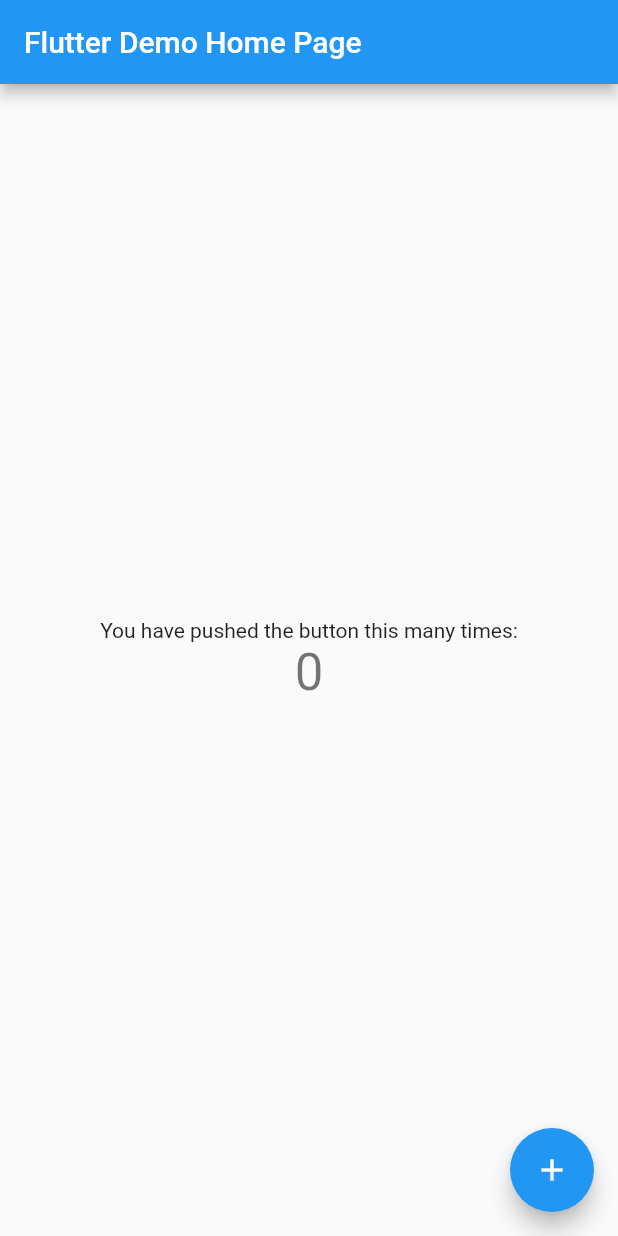
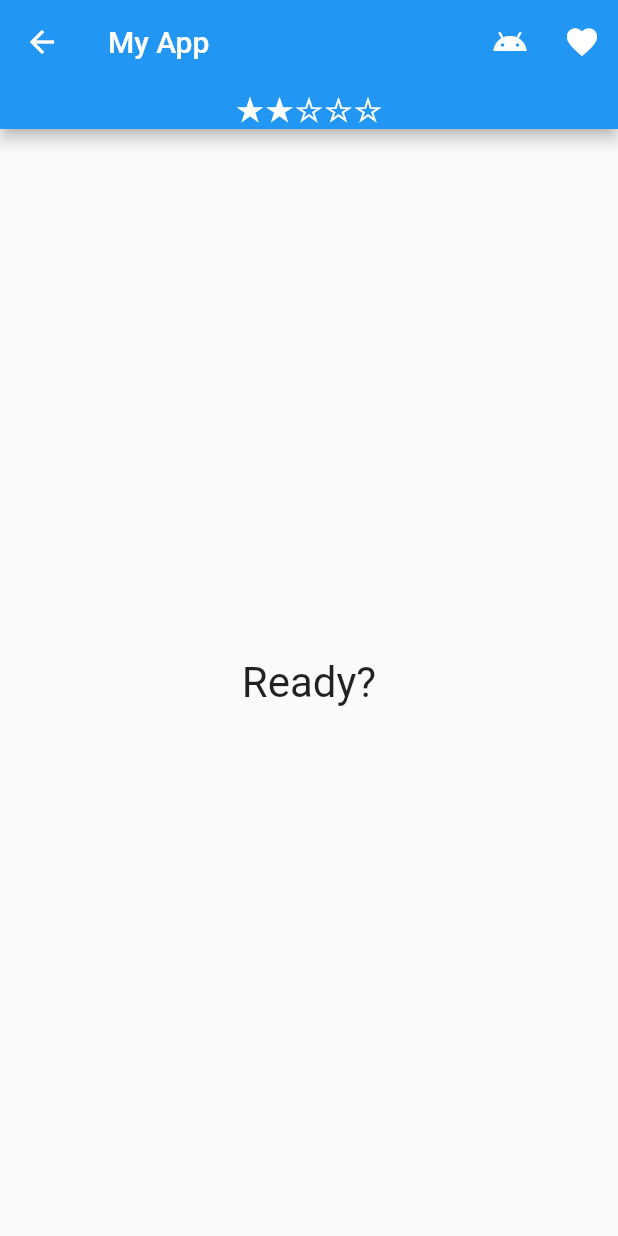
Before and after one commit to TomokiIchi/chapter5, a Flutter app: the screen it shows after launch, on a phone screen of 412 x 824 dp. Run offline on Flutter 3.47's test engine with Material 2 defaults, Android fonts, the phone set to English and light mode, and no system bars.

Commit message:
app bar custormize

```diff
--- a/lib/main.dart
+++ b/lib/main.dart
@@ -1,113 +1,105 @@
 import 'package:flutter/material.dart';
 
 void main() {
-  runApp(MyApp());
+  runApp(new MyApp());
 }
 
 class MyApp extends StatelessWidget {
-  // This widget is the root of your application.
   @override
   Widget build(BuildContext context) {
-    return MaterialApp(
-      title: 'Flutter Demo',
-      theme: ThemeData(
-        // This is the theme of your application.
-        //
-        // Try running your application with "flutter run". You'll see the
-        // application has a blue toolbar. Then, without quitting the app, try
-        // changing the primarySwatch below to Colors.green and then invoke
-        // "hot reload" (press "r" in the console where you ran "flutter run",
-        // or simply save your changes to "hot reload" in a Flutter IDE).
-        // Notice that the counter didn't reset back to zero; the application
-        // is not restarted.
+    return new MaterialApp(
+      title: 'Generated App',
+      theme: new ThemeData(
         primarySwatch: Colors.blue,
+        primaryColor: const Color(0xFF2196f3),
+        accentColor: const Color(0xFF2196f3),
+        canvasColor: const Color(0xFFfafafa),
       ),
-      home: MyHomePage(title: 'Flutter Demo Home Page'),
+      home: new MyHomePage(),
     );
   }
 }
 
 class MyHomePage extends StatefulWidget {
-  MyHomePage({Key key, this.title}) : super(key: key);
-
-  // This widget is the home page of your application. It is stateful, meaning
-  // that it has a State object (defined below) that contains fields that affect
-  // how it looks.
-
-  // This class is the configuration for the state. It holds the values (in this
-  // case the title) provided by the parent (in this case the App widget) and
-  // used by the build method of the State. Fields in a Widget subclass are
-  // always marked "final".
-
-  final String title;
-
+  MyHomePage({Key key}) : super(key: key);
   @override
-  _MyHomePageState createState() => _MyHomePageState();
+  _MyHomePageState createState() => new _MyHomePageState();
 }
 
 class _MyHomePageState extends State<MyHomePage> {
-  int _counter = 0;
+  String _message;
+  String _stars;
+  int _star = 2;
 
-  void _incrementCounter() {
-    setState(() {
-      // This call to setState tells the Flutter framework that something has
-      // changed in this State, which causes it to rerun the build method below
-      // so that the display can reflect the updated values. If we changed
-      // _counter without calling setState(), then the build method would not be
-      // called again, and so nothing would appear to happen.
-      _counter++;
-    });
+  @override
+  void initState() {
+    _message = 'Ready?';
+    super.initState();
   }
 
   @override
   Widget build(BuildContext context) {
-    // This method is rerun every time setState is called, for instance as done
-    // by the _incrementCounter method above.
-    //
-    // The Flutter framework has been optimized to make rerunning build methods
-    // fast, so that you can just rebuild anything that needs updating rather
-    // than having to individually change instances of widgets.
     return Scaffold(
-      appBar: AppBar(
-        // Here we take the value from the MyHomePage object that was created by
-        // the App.build method, and use it to set our appbar title.
-        title: Text(widget.title),
-      ),
-      body: Center(
-        // Center is a layout widget. It takes a single child and positions it
-        // in the middle of the parent.
-        child: Column(
-          // Column is also a layout widget. It takes a list of children and
-          // arranges them vertically. By default, it sizes itself to fit its
-          // children horizontally, and tries to be as tall as its parent.
-          //
-          // Invoke "debug painting" (press "p" in the console, choose the
-          // "Toggle Debug Paint" action from the Flutter Inspector in Android
-          // Studio, or the "Toggle Debug Paint" command in Visual Studio Code)
-          // to see the wireframe for each widget.
-          //
-          // Column has various properties to control how it sizes itself and
-          // how it positions its children. Here we use mainAxisAlignment to
-          // center the children vertically; the main axis here is the vertical
-          // axis because Columns are vertical (the cross axis would be
-          // horizontal).
-          mainAxisAlignment: MainAxisAlignment.center,
-          children: <Widget>[
-            Text(
-              'You have pushed the button this many times:',
+        appBar: AppBar(
+          title: Text('My App'),
+          leading: BackButton(
+            color: Colors.white,
+          ),
+          actions: <Widget>[
+            IconButton(
+              icon: Icon(Icons.android),
+              tooltip: 'add star...',
+              onPressed: iconPressedA,
             ),
-            Text(
-              '$_counter',
-              style: Theme.of(context).textTheme.headline4,
+            IconButton(
+              icon: Icon(Icons.favorite),
+              tooltip: 'subtract star...',
+              onPressed: iconPressedB,
             ),
           ],
+          bottom: PreferredSize(
+            preferredSize: const Size.fromHeight(30.0),
+            child: Center(
+              child: Text(
+                _stars != null ? _stars : '★★☆☆☆',
+                style: TextStyle(
+                  fontSize: 22.0,
+                  color: Colors.white,
+                ),
+              ),
+            ),
+          ),
         ),
-      ),
-      floatingActionButton: FloatingActionButton(
-        onPressed: _incrementCounter,
-        tooltip: 'Increment',
-        child: Icon(Icons.add),
-      ), // This trailing comma makes auto-formatting nicer for build methods.
-    );
+        body: Center(
+            child: Text(
+          _message,
+          style: const TextStyle(
+            fontSize: 28.0,
+          ),
+        )));
+  }
+
+  void iconPressedA() {
+    _message = 'tap "android".';
+    _star++;
+    update();
+  }
+
+  void iconPressedB() {
+    _message = 'tap "favorite".';
+    _star--;
+    update();
+  }
+
+  void update() {
+    _star = _star < 0
+        ? 0
+        : _star > 5
+            ? 5
+            : _star;
+    setState(() {
+      _stars = '★★★★★☆☆☆☆☆'.substring(5 - _star, 5 - _star + 5);
+      _message = _message + '[$_star]';
+    });
   }
 }
```
Also changed, not shown: pubspec.lock.
